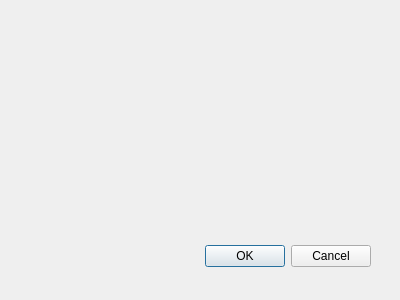
Above: fullrangeanalysisconfig.ui from PeeKayChonkster/QtNanotubeAnalysis before the change. Below: the same form after it.
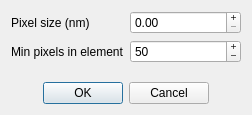
That is the form after the change.

Commit message: Add full range analysis config window

```diff
--- a/fullrangeanalysisconfig.ui
+++ b/fullrangeanalysisconfig.ui
@@ -8,29 +8,69 @@
    <rect>
     <x>0</x>
     <y>0</y>
-    <width>400</width>
-    <height>300</height>
+    <width>252</width>
+    <height>115</height>
    </rect>
   </property>
   <property name="windowTitle">
    <string>Dialog</string>
   </property>
-  <widget class="QDialogButtonBox" name="buttonBox">
-   <property name="geometry">
-    <rect>
-     <x>30</x>
-     <y>240</y>
-     <width>341</width>
-     <height>32</height>
-    </rect>
-   </property>
-   <property name="orientation">
-    <enum>Qt::Horizontal</enum>
-   </property>
-   <property name="standardButtons">
-    <set>QDialogButtonBox::Cancel|QDialogButtonBox::Ok</set>
-   </property>
-  </widget>
+  <layout class="QVBoxLayout" name="verticalLayout">
+   <item>
+    <layout class="QFormLayout" name="formLayout">
+     <item row="0" column="0">
+      <widget class="QLabel" name="pixelSizeLabel">
+       <property name="text">
+        <string>Pixel size (nm)</string>
+       </property>
+      </widget>
+     </item>
+     <item row="1" column="0">
+      <widget class="QLabel" name="minPixelsLabel">
+       <property name="text">
+        <string>Min pixels in element</string>
+       </property>
+      </widget>
+     </item>
+     <item row="1" column="1">
+      <widget class="QSpinBox" name="minPixelsInput">
+       <property name="buttonSymbols">
+        <enum>QAbstractSpinBox::PlusMinus</enum>
+       </property>
+       <property name="maximum">
+        <number>999999</number>
+       </property>
+       <property name="value">
+        <number>50</number>
+       </property>
+      </widget>
+     </item>
+     <item row="0" column="1">
+      <widget class="QDoubleSpinBox" name="pixelSizeInput">
+       <property name="buttonSymbols">
+        <enum>QAbstractSpinBox::PlusMinus</enum>
+       </property>
+       <property name="maximum">
+        <double>999999.000000000000000</double>
+       </property>
+      </widget>
+     </item>
+    </layout>
+   </item>
+   <item>
+    <widget class="QDialogButtonBox" name="buttonBox">
+     <property name="orientation">
+      <enum>Qt::Horizontal</enum>
+     </property>
+     <property name="standardButtons">
+      <set>QDialogButtonBox::Cancel|QDialogButtonBox::Ok</set>
+     </property>
+     <property name="centerButtons">
+      <bool>true</bool>
+     </property>
+    </widget>
+   </item>
+  </layout>
  </widget>
  <pixmapfunction/>
  <resources/>
```
Left out of the diff: 5 changed lines with no effect on the pictures. The commit also changes 4 other files.
